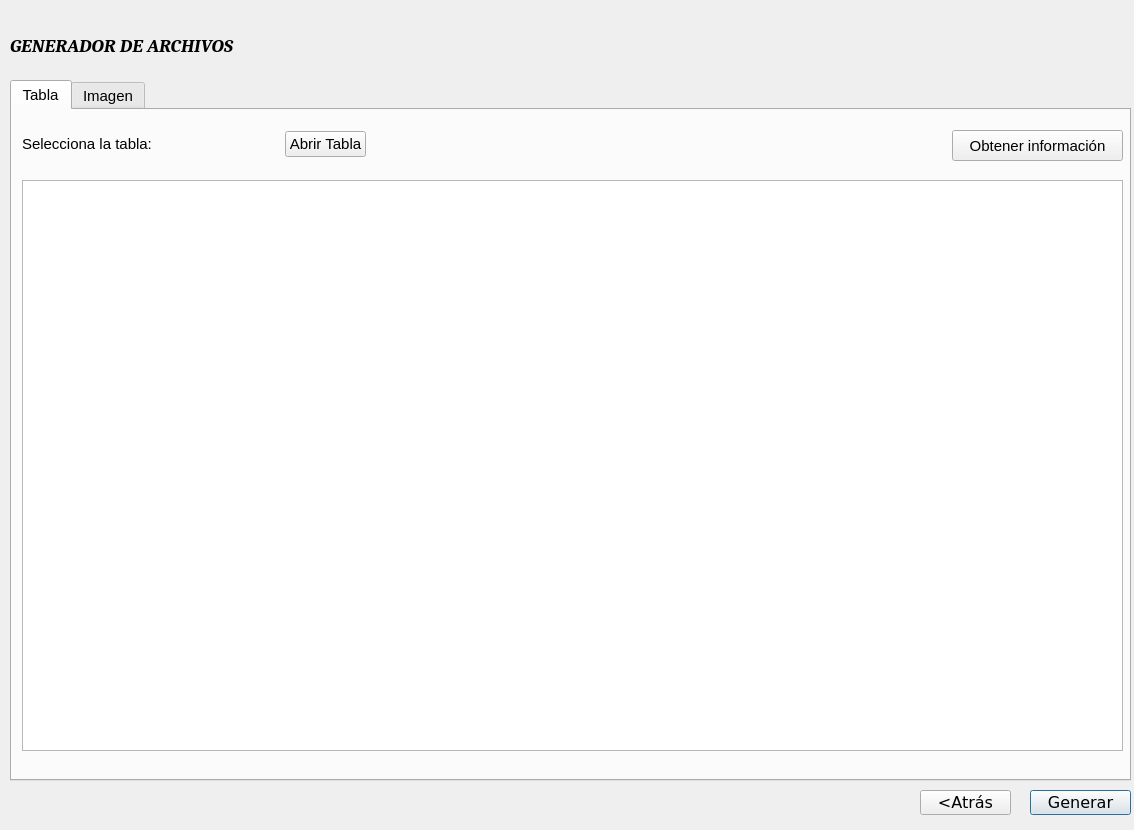
This is Excel.ui in ivanduarte16/TFG as Qt 5 draws it before an edit. The edited form follows.
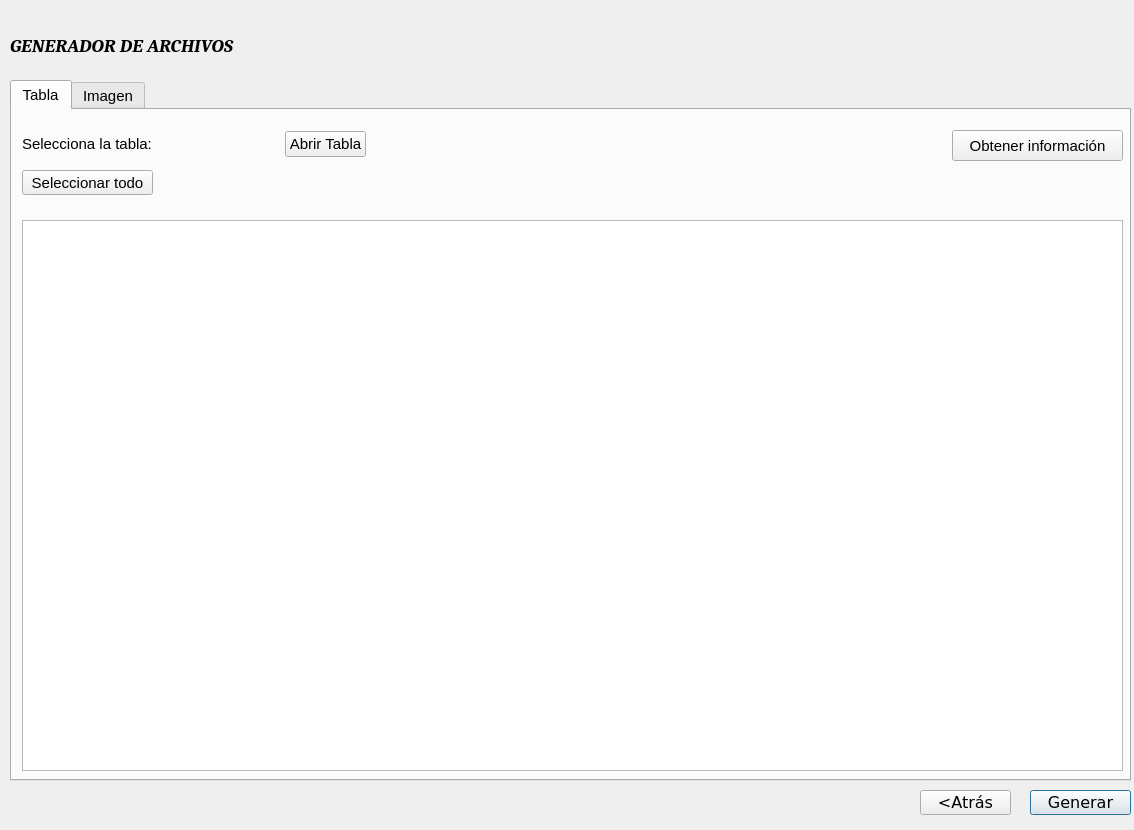
This is the edited form. Icons and pictures are not drawn. Custom widgets are drawn as their Qt base class.

```diff
--- a/Excel.ui
+++ b/Excel.ui
@@ -104,9 +104,9 @@
      <property name="geometry">
       <rect>
        <x>10</x>
-       <y>70</y>
+       <y>110</y>
        <width>1101</width>
-       <height>571</height>
+       <height>551</height>
       </rect>
      </property>
     </widget>
@@ -177,6 +177,19 @@
       </item>
      </layout>
     </widget>
+    <widget class="QPushButton" name="pushButton_3">
+     <property name="geometry">
+      <rect>
+       <x>10</x>
+       <y>60</y>
+       <width>131</width>
+       <height>25</height>
+      </rect>
+     </property>
+     <property name="text">
+      <string>Seleccionar todo</string>
+     </property>
+    </widget>
    </widget>
    <widget class="QWidget" name="imagen">
     <attribute name="title">
```
